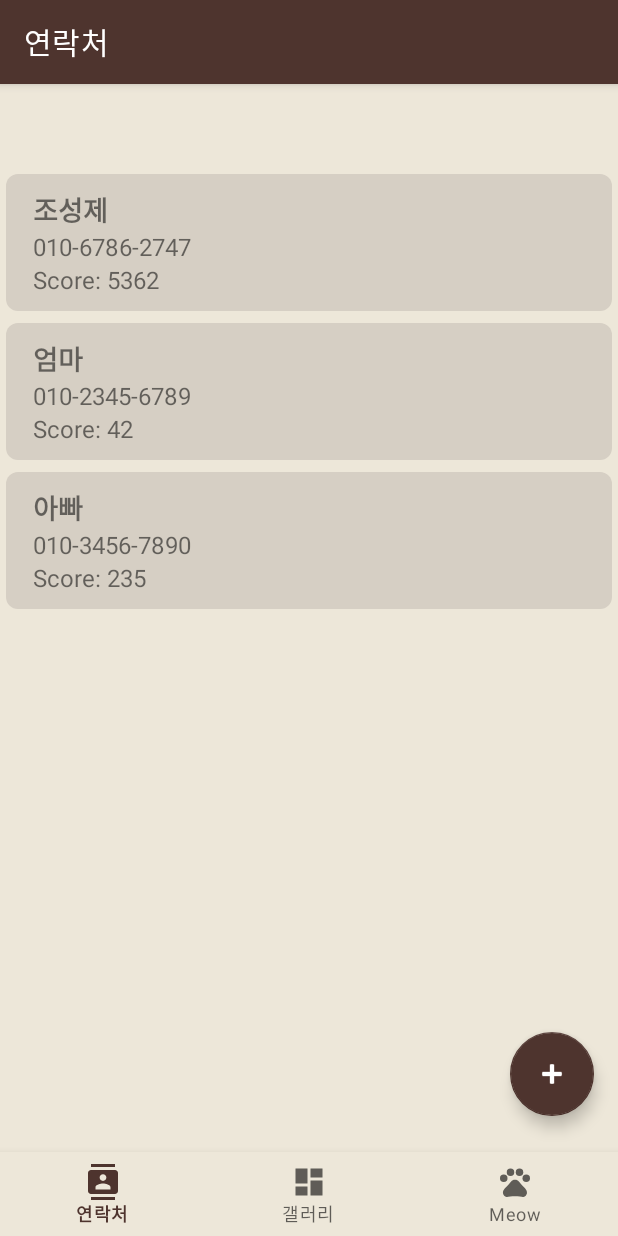
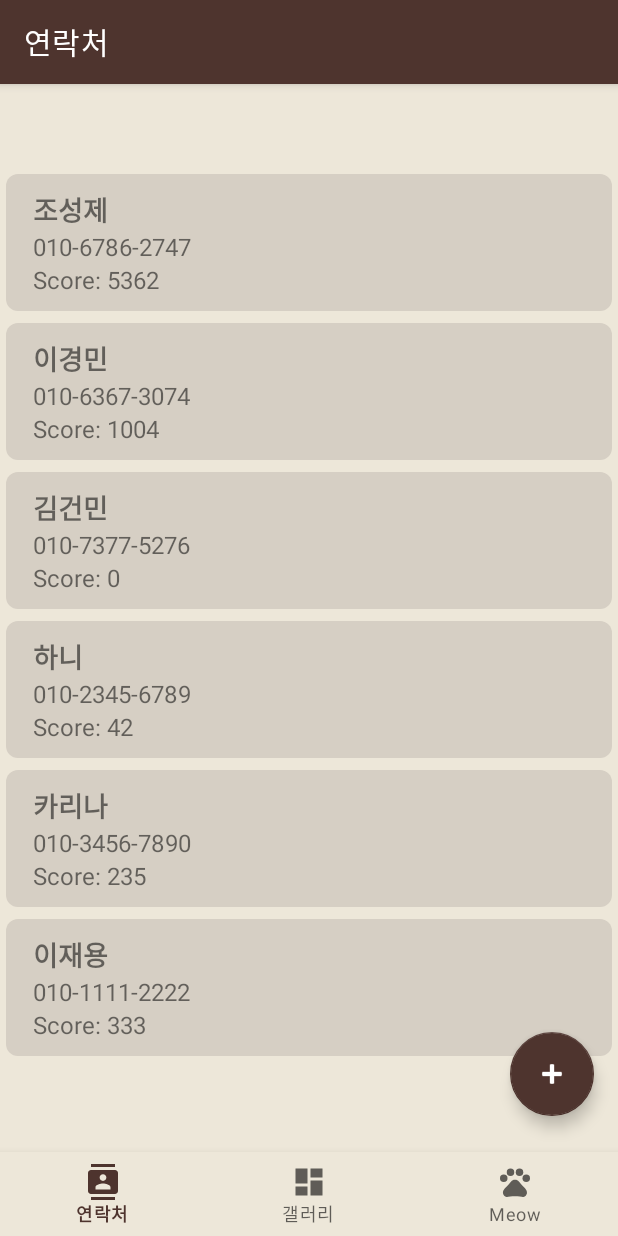
Before and after one commit to choseongje/MadCampWeek1, an Android app: the screen it shows after launch (MainActivity), on a phone screen of 412 x 824 dp. Run offline under Robolectric (Android 15) with nearby library versions, the phone set to English and light mode, and no system bars; our stand-ins replace navigation-ui.

Commit message:
연락처 더미데이터 변경

```diff
--- a/test4/app/src/main/java/com/example/test4/ui/home/HomeFragment.kt
+++ b/test4/app/src/main/java/com/example/test4/ui/home/HomeFragment.kt
@@ -112,8 +112,11 @@ class HomeFragment : Fragment(), ContactAdapter.OnContactDeletedListener {
     private fun createDummyContacts(): MutableList<Contact> {
         return mutableListOf(
             Contact("조성제", "010-6786-2747", score = 5362),
-            Contact("엄마", "010-2345-6789", score = 42),
-            Contact("아빠", "010-3456-7890", score = 235)
+            Contact("이경민", "010-6367-3074", score = 1004),
+            Contact("김건민","010-7377-5276",score = 0),
+            Contact("하니", "010-2345-6789", score = 42),
+            Contact("카리나", "010-3456-7890", score = 235),
+            Contact("이재용", "010-1111-2222", score = 333)
         )
     }
 
```
